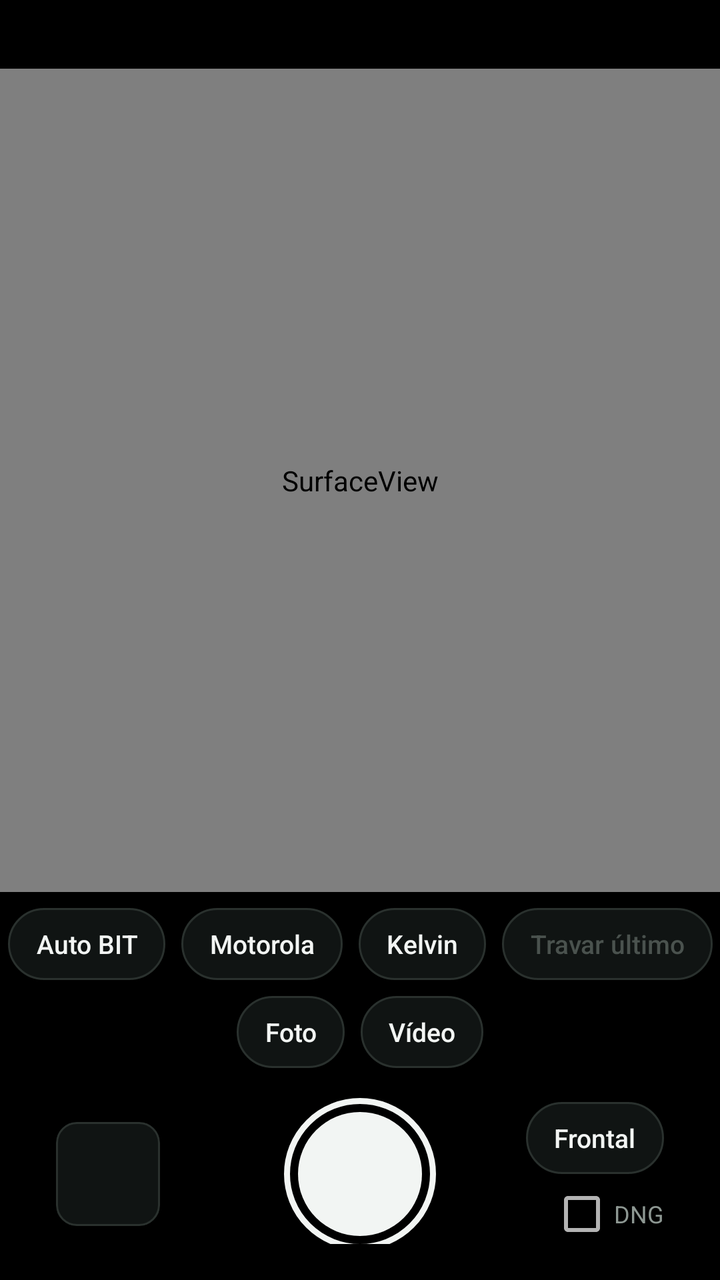
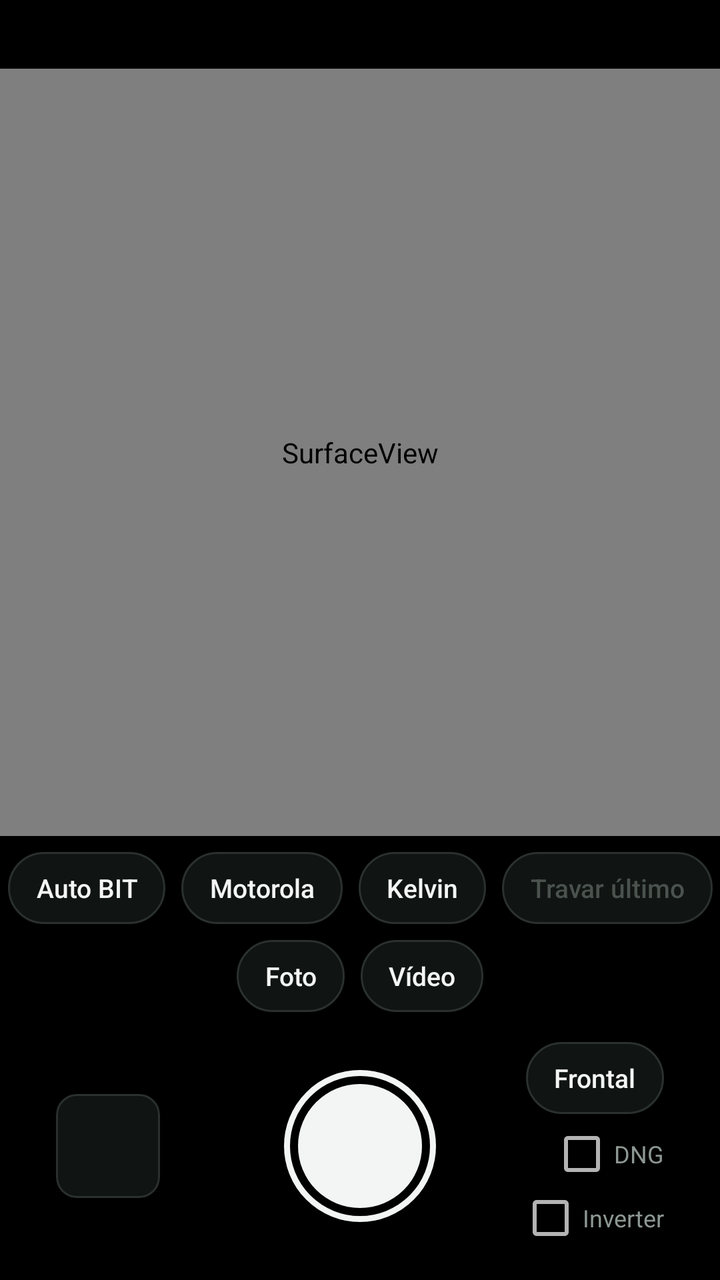

Screens rendered from an Android XML layout before and after an edit, with the pre-edit source and the edit as a unified diff.
<!-- AndroidManifest.xml: application theme AppTheme -->
<!-- res/layout/activity_main.xml -->
<?xml version="1.0" encoding="utf-8"?>
<LinearLayout xmlns:android="http://schemas.android.com/apk/res/android"
    android:layout_width="match_parent"
    android:layout_height="match_parent"
    android:background="@color/black"
    android:fitsSystemWindows="true"
    android:orientation="vertical">

    <TextView
        android:id="@+id/status"
        android:layout_width="match_parent"
        android:layout_height="wrap_content"
        android:fontFamily="monospace"
        android:gravity="center"
        android:maxLines="2"
        android:paddingStart="12dp"
        android:paddingTop="10dp"
        android:paddingEnd="12dp"
        android:paddingBottom="8dp"
        android:textColor="@color/dim"
        android:textSize="12sp" />

    <FrameLayout
        android:id="@+id/stage"
        android:layout_width="match_parent"
        android:layout_height="0dp"
        android:layout_weight="1">

        <FrameLayout
            android:id="@+id/frame"
            android:layout_width="match_parent"
            android:layout_height="match_parent"
            android:layout_gravity="center">

            <SurfaceView
                android:id="@+id/preview"
                android:layout_width="match_parent"
                android:layout_height="match_parent" />

            <View
                android:id="@+id/focusRing"
                android:layout_width="72dp"
                android:layout_height="72dp"
                android:background="@drawable/ring"
                android:visibility="gone" />

            <TextView
                android:id="@+id/hint"
                android:layout_width="wrap_content"
                android:layout_height="wrap_content"
                android:layout_gravity="center_horizontal|top"
                android:layout_marginTop="14dp"
                android:background="#AA000000"
                android:fontFamily="monospace"
                android:paddingStart="12dp"
                android:paddingTop="6dp"
                android:paddingEnd="12dp"
                android:paddingBottom="6dp"
                android:textColor="@color/fg"
                android:textSize="12sp"
                android:visibility="gone" />
        </FrameLayout>
    </FrameLayout>

    <LinearLayout
        android:id="@+id/kelvinPanel"
        android:layout_width="match_parent"
        android:layout_height="wrap_content"
        android:orientation="vertical"
        android:paddingStart="16dp"
        android:paddingTop="6dp"
        android:paddingEnd="16dp"
        android:visibility="gone">

        <TextView
            android:id="@+id/kelvinLabel"
            android:layout_width="match_parent"
            android:layout_height="wrap_content"
            android:fontFamily="monospace"
            android:textColor="@color/fg"
            android:textSize="12sp" />

        <SeekBar
            android:id="@+id/kelvinSeek"
            android:layout_width="match_parent"
            android:layout_height="32dp"
            android:max="160" />

        <TextView
            android:id="@+id/tintLabel"
            android:layout_width="match_parent"
            android:layout_height="wrap_content"
            android:fontFamily="monospace"
            android:textColor="@color/fg"
            android:textSize="12sp" />

        <SeekBar
            android:id="@+id/tintSeek"
            android:layout_width="match_parent"
            android:layout_height="32dp"
            android:max="100" />

        <HorizontalScrollView
            android:layout_width="match_parent"
            android:layout_height="wrap_content"
            android:scrollbars="none">

            <LinearLayout
                android:id="@+id/presets"
                android:layout_width="wrap_content"
                android:layout_height="wrap_content"
                android:orientation="horizontal" />
        </HorizontalScrollView>
    </LinearLayout>

    <HorizontalScrollView
        android:id="@+id/videoPanel"
        android:layout_width="match_parent"
        android:layout_height="wrap_content"
        android:fillViewport="true"
        android:paddingTop="8dp"
        android:scrollbars="none"
        android:visibility="gone">

        <LinearLayout
            android:layout_width="wrap_content"
            android:layout_height="wrap_content"
            android:layout_gravity="center_horizontal"
            android:gravity="center"
            android:orientation="horizontal"
            android:paddingStart="8dp"
            android:paddingEnd="8dp">

            <Button android:id="@+id/vLock" style="@style/Chip" android:text="Travar cor e brilho" />
            <Button android:id="@+id/vReadjust" style="@style/Chip" android:enabled="false" android:text="Reajustar" />
            <Button android:id="@+id/vNatural" style="@style/Chip" android:text="Natural" />
            <Button android:id="@+id/vStab" style="@style/Chip" android:text="Estabilizar" />
        </LinearLayout>
    </HorizontalScrollView>

    <HorizontalScrollView
        android:layout_width="match_parent"
        android:layout_height="wrap_content"
        android:fillViewport="true"
        android:paddingTop="8dp"
        android:scrollbars="none">

        <LinearLayout
            android:layout_width="wrap_content"
            android:layout_height="wrap_content"
            android:layout_gravity="center_horizontal"
            android:gravity="center"
            android:orientation="horizontal"
            android:paddingStart="8dp"
            android:paddingEnd="8dp">

            <Button android:id="@+id/wbAuto" style="@style/Chip" android:text="Auto BIT" />
            <Button android:id="@+id/wbSensor" style="@style/Chip" android:text="Motorola" />
            <Button android:id="@+id/wbKelvin" style="@style/Chip" android:text="Kelvin" />
            <Button android:id="@+id/wbLock" style="@style/Chip" android:enabled="false" android:text="Travar último" />
        </LinearLayout>
    </HorizontalScrollView>

    <LinearLayout
        android:layout_width="match_parent"
        android:layout_height="wrap_content"
        android:gravity="center"
        android:orientation="horizontal"
        android:paddingTop="8dp">

        <Button android:id="@+id/modePhoto" style="@style/Chip" android:text="Foto" />
        <Button android:id="@+id/modeVideo" style="@style/Chip" android:text="Vídeo" />
    </LinearLayout>

    <RelativeLayout
        android:layout_width="match_parent"
        android:layout_height="wrap_content"
        android:paddingStart="28dp"
        android:paddingTop="12dp"
        android:paddingEnd="28dp"
        android:paddingBottom="18dp">

        <ImageView
            android:id="@+id/thumb"
            android:layout_width="52dp"
            android:layout_height="52dp"
            android:layout_alignParentStart="true"
            android:layout_centerVertical="true"
            android:background="@drawable/thumb_bg"
            android:clipToOutline="true"
            android:contentDescription="Última foto"
            android:scaleType="centerCrop" />

        <Button
            android:id="@+id/shutter"
            android:layout_width="76dp"
            android:layout_height="76dp"
            android:layout_centerInParent="true"
            android:background="@drawable/shutter"
            android:contentDescription="Fotografar"
            android:stateListAnimator="@null" />

        <LinearLayout
            android:layout_width="wrap_content"
            android:layout_height="wrap_content"
            android:layout_alignParentEnd="true"
            android:layout_centerVertical="true"
            android:gravity="end"
            android:orientation="vertical">

            <Button android:id="@+id/flip" style="@style/Chip" android:layout_marginEnd="0dp" android:text="Frontal" />

            <CheckBox
                android:id="@+id/dng"
                android:layout_width="wrap_content"
                android:layout_height="wrap_content"
                android:layout_marginTop="4dp"
                android:checked="false"
                android:text="DNG"
                android:textColor="@color/dim"
                android:textSize="12sp" />
        </LinearLayout>
    </RelativeLayout>
</LinearLayout>
<!-- resources referenced by this layout -->
<resources>
  <color name="black">#000000</color>
  <color name="dim">#8D9792</color>
  <color name="fg">#F2F5F3</color>
  <!-- drawable ring (drawable) -->
  <?xml version="1.0" encoding="utf-8"?>
  <shape xmlns:android="http://schemas.android.com/apk/res/android">
      <corners android:radius="10dp" />
      <stroke android:width="1.5dp" android:color="@color/accent" />
  </shape>
  <!-- drawable shutter (drawable) -->
  <?xml version="1.0" encoding="utf-8"?>
  <selector xmlns:android="http://schemas.android.com/apk/res/android">
      <item android:state_enabled="false">
          <layer-list>
              <item><shape android:shape="oval"><stroke android:width="3dp" android:color="@color/line" /></shape></item>
              <item android:top="22dp" android:bottom="22dp" android:left="22dp" android:right="22dp"><shape android:shape="oval"><solid android:color="@color/dim" /></shape></item>
          </layer-list>
      </item>
      <item android:state_pressed="true">
          <layer-list>
              <item><shape android:shape="oval"><stroke android:width="3dp" android:color="@color/fg" /></shape></item>
              <item android:top="11dp" android:bottom="11dp" android:left="11dp" android:right="11dp"><shape android:shape="oval"><solid android:color="@color/fg" /></shape></item>
          </layer-list>
      </item>
      <item>
          <layer-list>
              <item><shape android:shape="oval"><stroke android:width="3dp" android:color="@color/fg" /></shape></item>
              <item android:top="7dp" android:bottom="7dp" android:left="7dp" android:right="7dp"><shape android:shape="oval"><solid android:color="@color/fg" /></shape></item>
          </layer-list>
      </item>
  </selector>
  <!-- drawable thumb_bg (drawable) -->
  <?xml version="1.0" encoding="utf-8"?>
  <shape xmlns:android="http://schemas.android.com/apk/res/android">
      <corners android:radius="10dp" />
      <solid android:color="@color/panel" />
      <stroke android:width="1dp" android:color="@color/line" />
  </shape>
  <style name="Chip">
          <item name="android:layout_width">wrap_content</item>
          <item name="android:layout_height">36dp</item>
          <item name="android:minWidth">0dp</item>
          <item name="android:minHeight">0dp</item>
          <item name="android:paddingStart">14dp</item>
          <item name="android:paddingEnd">14dp</item>
          <item name="android:layout_marginStart">4dp</item>
          <item name="android:layout_marginEnd">4dp</item>
          <item name="android:background">@drawable/chip</item>
          <item name="android:textColor">@color/chip_text</item>
          <item name="android:textSize">13sp</item>
          <item name="android:textAllCaps">false</item>
          <item name="android:stateListAnimator">@null</item>
      </style>
  <style name="AppTheme" parent="android:Theme.Material.NoActionBar">
          <item name="android:windowBackground">@color/black</item>
          <item name="android:statusBarColor">@color/black</item>
          <item name="android:navigationBarColor">@color/black</item>
          <item name="android:colorAccent">@color/accent</item>
      </style>
  <color name="accent">#7CF5C8</color>
  <color name="line">#2A312E</color>
  <color name="panel">#101413</color>
  <!-- drawable chip (drawable) -->
  <?xml version="1.0" encoding="utf-8"?>
  <selector xmlns:android="http://schemas.android.com/apk/res/android">
      <item android:state_selected="true">
          <shape><corners android:radius="18dp" /><solid android:color="@color/accent" /></shape>
      </item>
      <item>
          <shape><corners android:radius="18dp" /><solid android:color="@color/panel" /><stroke android:width="1dp" android:color="@color/line" /></shape>
      </item>
  </selector>
</resources>

<!-- the commit's change to res/layout/activity_main.xml (unified diff, before → after) -->
@@ -219,6 +219,15 @@
                 android:text="DNG"
                 android:textColor="@color/dim"
                 android:textSize="12sp" />
+
+            <CheckBox
+                android:id="@+id/mirror"
+                android:layout_width="wrap_content"
+                android:layout_height="wrap_content"
+                android:checked="false"
+                android:text="Inverter"
+                android:textColor="@color/dim"
+                android:textSize="12sp" />
         </LinearLayout>
     </RelativeLayout>
 </LinearLayout>
